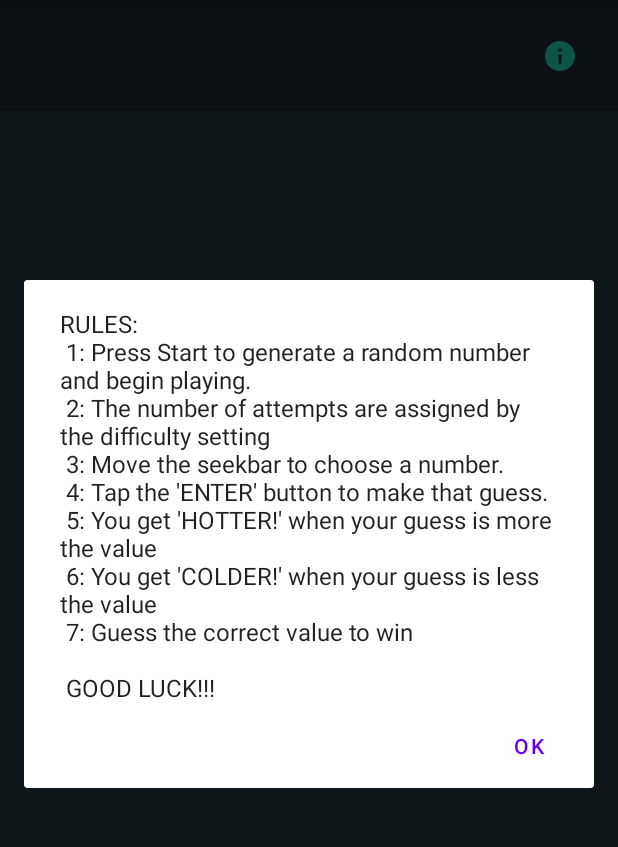
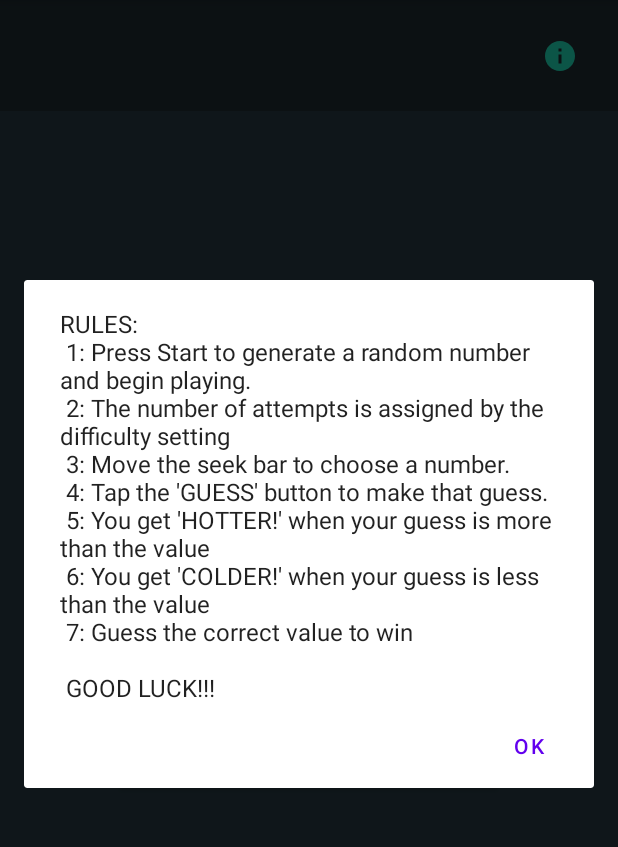
Before and after one commit to alexatwell/GuessingGame, an Android app: the screen it shows after launch (MainActivity), after a tap on an icon or button, on a phone screen of 412 x 824 dp, the part 84-931 px from its top. Run offline under Robolectric (Android 15) with nearby library versions, the phone set to English and light mode, and no system bars; 3 other taps on this screen came first.

Commit message:
minor adjustment

```diff
--- a/app/src/main/java/com/example/randomapp/MainActivity.java
+++ b/app/src/main/java/com/example/randomapp/MainActivity.java
@@ -37,11 +37,11 @@ public class MainActivity extends AppCompatActivity {
     private String remainder;
     private final String rules = "RULES:" +
             "\n 1: Press Start to generate a random number and begin playing." +
-            "\n 2: The number of attempts are assigned by the difficulty setting" +
-            "\n 3: Move the seekbar to choose a number." +
-            "\n 4: Tap the 'ENTER' button to make that guess." +
-            "\n 5: You get 'HOTTER!' when your guess is more the value" +
-            "\n 6: You get 'COLDER!' when your guess is less the value" +
+            "\n 2: The number of attempts is assigned by the difficulty setting" +
+            "\n 3: Move the seek bar to choose a number." +
+            "\n 4: Tap the 'GUESS' button to make that guess." +
+            "\n 5: You get 'HOTTER!' when your guess is more than the value" +
+            "\n 6: You get 'COLDER!' when your guess is less than the value" +
             "\n 7: Guess the correct value to win" +
             "\n\n GOOD LUCK!!!";
 
@@ -148,7 +148,7 @@ public class MainActivity extends AppCompatActivity {
                     if (tries <= 0) {
                         return;
                     }
-                    if (guessVal <= randVal / 2) {
+                    if (guessVal >= randVal / 2) {
                         mToast.setText("COLD");
                         mToast.show();
                         mLinearLayout.setBackgroundResource(R.mipmap.cold);
@@ -180,7 +180,7 @@ public class MainActivity extends AppCompatActivity {
     // Decrement tries and end game if player is out of attempts
     public boolean monitorTries() {
         tries++;
-        if (tries + 1 > maxTries){
+        if (tries >= maxTries){
             remainder = "Last Chance!!";
         }else{
             remainder = "Attempt #" + tries;
```
